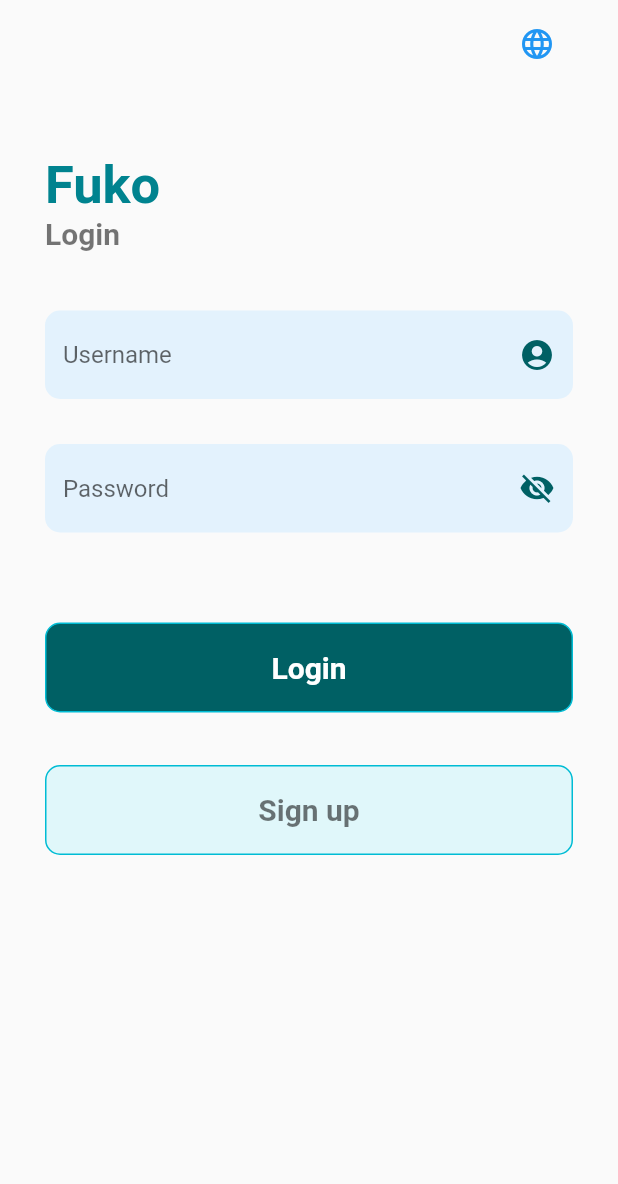
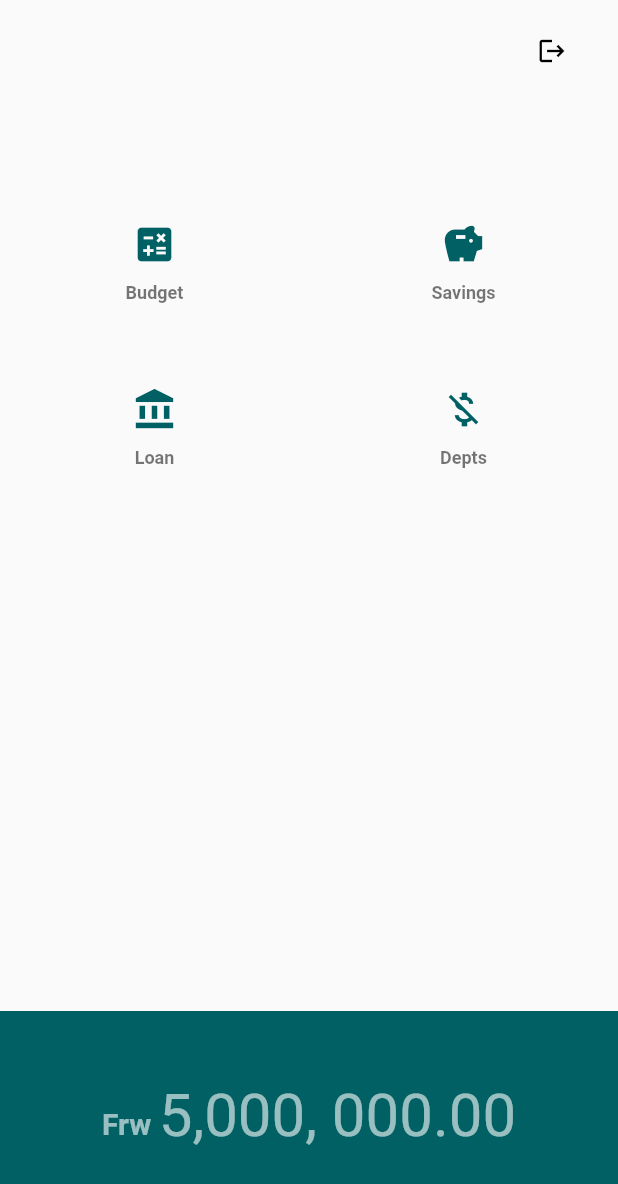
Before and after one commit to UWIMANAThierry/dart, a Flutter app: the screen it shows after launch, after a tap on "Login", on a phone screen of 412 x 824 dp. Shown: the top 1184 px of the screen. Run offline on Flutter 3.47's test engine with Material 2 defaults, Android fonts, the phone set to English and light mode, and no system bars.

Commit message:
home page

```diff
--- a/lib/screens/auth/login.dart
+++ b/lib/screens/auth/login.dart
@@ -15,6 +15,8 @@ class _LoginPageState extends State<LoginPage> {
   Widget build(BuildContext context) {
     return Scaffold(
       body: SafeArea(
+          child: Container(
+        height: MediaQuery.of(context).size.height,
         child: SingleChildScrollView(
             child: Container(
           child: Column(
@@ -26,10 +28,14 @@ class _LoginPageState extends State<LoginPage> {
               SizedBox(
                 height: 10,
               ),
-            loginInputField()
+              loginInputField(),
+              SizedBox(
+                height: 40,
+              ),
             ],
           ),
-      ))),
+        )),
+      )),
     );
   }
 
--- /dev/null
+++ b/lib/screens/pages/home.dart
@@ -0,0 +1,230 @@
+import 'package:flutter/material.dart';
+import 'package:fuko_app/screens/auth/login.dart';
+
+class HomePage extends StatefulWidget {
+  HomePage({Key? key}) : super(key: key);
+
+  @override
+  _HomePageState createState() => _HomePageState();
+}
+
+class _HomePageState extends State<HomePage> {
+  @override
+  Widget build(BuildContext context) {
+    return Scaffold(
+      body: SafeArea(
+          child: Container(
+        height: MediaQuery.of(context).size.height,
+        child: SingleChildScrollView(
+            child: Container(
+          height: MediaQuery.of(context).size.height,
+          child: Stack(
+            children: [
+              Column(
+                children: [
+                  SizedBox(
+                    height: 10,
+                  ),
+                  topContent(),
+                  SizedBox(
+                    height: 10,
+                  ),
+                  buttonsContent(),
+                ],
+              ),
+              Positioned(
+                bottom: 0.0,
+                width: MediaQuery.of(context).size.width,
+                child: totalCashRemain(),
+              )
+            ],
+          ),
+        )),
+      )),
+    );
+  }
+
+  Widget topContent() {
+    return Container(
+      height: 100,
+      child: Column(
+        children: [
+          Container(
+              margin: EdgeInsets.only(right: 20, left: 20),
+              alignment: Alignment.bottomRight,
+              child: IconButton(
+                  onPressed: () {
+                    Navigator.push(context,
+                        MaterialPageRoute(builder: (context) => LoginPage()));
+                  },
+                  icon: Icon(
+                    Icons.logout,
+                    color: Colors.black,
+                    size: 20,
+                  ))),
+          SizedBox(
+            height: 40,
+          ),
+        ],
+      ),
+    );
+  }
+
+  Widget totalCashRemain() {
+    return Container(
+      color: Colors.cyan[900],
+      padding: EdgeInsets.only(left: 10, right: 10, top: 10, bottom: 20),
+      height: 150,
+      child: Row(
+        mainAxisAlignment: MainAxisAlignment.center,
+        children: [
+          Container(
+            margin: EdgeInsets.only(top: 10),
+            child: Text(
+              "Frw",
+              style: TextStyle(
+                  color: Colors.white60,
+                  fontSize: 20,
+                  fontWeight: FontWeight.w600),
+            ),
+          ),
+          SizedBox(
+            width: 5,
+          ),
+          Container(
+            child: Text(
+              "5,000, 000.00",
+              style: TextStyle(
+                  color: Colors.white60,
+                  fontSize: 40,
+                  fontWeight: FontWeight.w400),
+            ),
+          )
+        ],
+      ),
+    );
+  }
+
+  Widget buttonsContent() {
+    return Container(
+      padding: EdgeInsets.all(20),
+      child: Column(
+        children: [
+          Row(mainAxisAlignment: MainAxisAlignment.spaceEvenly, children: [
+            Container(
+              width: 100,
+              child: TextButton(
+                child: Column(
+                  children: [
+                    Icon(
+                      Icons.calculate,
+                      size: 30,
+                      color: Colors.cyan[900],
+                    ),
+                    SizedBox(
+                      height: 10,
+                    ),
+                    Text(
+                      "Budget",
+                      style: TextStyle(
+                          color: Colors.black54,
+                          fontWeight: FontWeight.w600,
+                          fontSize: 12),
+                    )
+                  ],
+                ),
+                onPressed: () {},
+              ),
+            ),
+            SizedBox(
+              width: 40,
+            ),
+            Container(
+              width: 100,
+              child: TextButton(
+                child: Column(
+                  children: [
+                    Icon(
+                      Icons.savings,
+                      size: 30,
+                      color: Colors.cyan[900],
+                    ),
+                    SizedBox(
+                      height: 10,
+                    ),
+                    Text(
+                      "Savings",
+                      style: TextStyle(
+                          color: Colors.black54,
+                          fontWeight: FontWeight.w600,
+                          fontSize: 12),
+                    )
+                  ],
+                ),
+                onPressed: () {},
+              ),
+            ),
+          ]),
+          SizedBox(
+            height: 40,
+          ),
+          Row(mainAxisAlignment: MainAxisAlignment.spaceEvenly, children: [
+            Container(
+              width: 100,
+              child: TextButton(
+                child: Column(
+                  children: [
+                    Icon(
+                      Icons.account_balance,
+                      size: 30,
+                      color: Colors.cyan[900],
+                    ),
+                    SizedBox(
+                      height: 10,
+                    ),
+                    Text(
+                      "Loan",
+                      style: TextStyle(
+                          color: Colors.black54,
+                          fontWeight: FontWeight.w600,
+                          fontSize: 12),
+                    )
+                  ],
+                ),
+                onPressed: () {},
+              ),
+            ),
+            SizedBox(
+              width: 40,
+            ),
+            Container(
+              width: 100,
+              child: TextButton(
+                child: Column(
+                  children: [
+                    Icon(
+                      Icons.money_off,
+                      size: 30,
+                      color: Colors.cyan[900],
+                    ),
+                    SizedBox(
+                      height: 10,
+                    ),
+                    Text(
+                      "Depts",
+                      style: TextStyle(
+                          color: Colors.black54,
+                          fontWeight: FontWeight.w600,
+                          fontSize: 12),
+                    )
+                  ],
+                ),
+                onPressed: () {},
+              ),
+            ),
+          ])
+        ],
+      ),
+    );
+  }
+}
--- a/lib/widgets/custom_btn.dart
+++ b/lib/widgets/custom_btn.dart
@@ -1,6 +1,7 @@
 import 'package:flutter/material.dart';
 import 'package:fuko_app/screens/auth/login.dart';
 import 'package:fuko_app/screens/auth/signup.dart';
+import 'package:fuko_app/screens/pages/home.dart';
 
 Widget customButtom(context, title, btnColor, textColor) {
   return Container(
@@ -19,7 +20,7 @@ Widget customButtom(context, title, btnColor, textColor) {
       onPressed: () {
         if (title == "Login") {
           Navigator.push(
-              context, MaterialPageRoute(builder: (context) => LoginPage()));
+              context, MaterialPageRoute(builder: (context) => HomePage()));
         } else if (title == "Sign up") {
           Navigator.push(
               context, MaterialPageRoute(builder: (context) => SignUpPage()));
```
Lines whose indentation alone changed are shown as unchanged.
